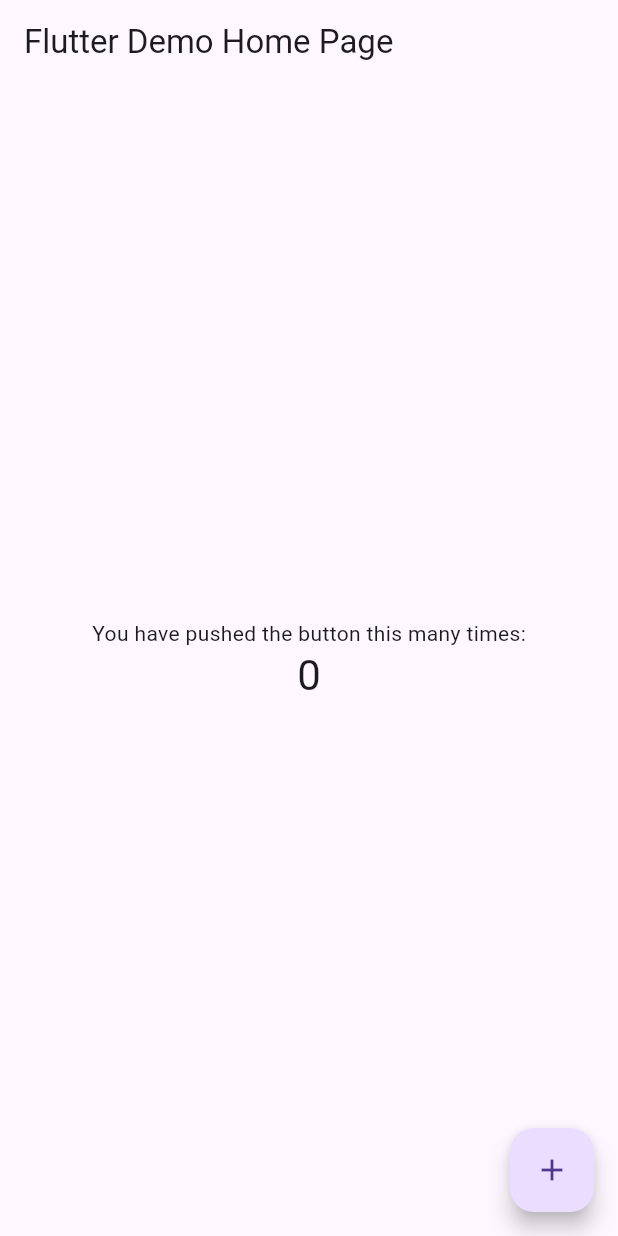
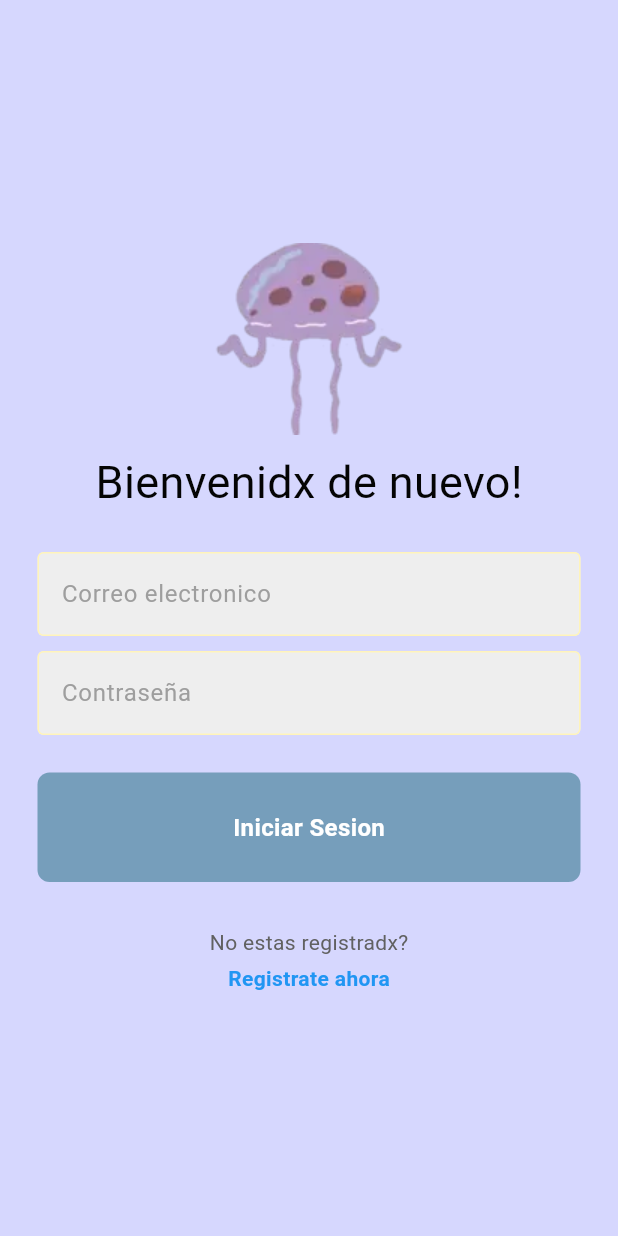
Before and after one commit to inaDAGod/TaskMasterApp, a Flutter app: the screen it shows after launch, on a phone screen of 412 x 824 dp. Run offline on Flutter 3.47's test engine with Material 3 defaults, Android fonts, the phone set to English and light mode, and no system bars.

Commit message:
loginpage front

```diff
--- /dev/null
+++ b/traso/lib/login/loginComponents/my_button.dart
@@ -0,0 +1,32 @@
+import 'package:flutter/material.dart';
+
+class MyButton extends StatelessWidget {
+  final Function()? onTap;
+
+  const MyButton({super.key, required this.onTap});
+
+  @override
+  Widget build(BuildContext context) {
+    return GestureDetector(
+      onTap: onTap,
+      child: Container(
+        padding: const EdgeInsets.all(25),
+        margin: const EdgeInsets.symmetric(horizontal: 25),
+        decoration: BoxDecoration(
+          color: const Color(0xFF769EBB),
+          borderRadius: BorderRadius.circular(8),
+        ),
+        child: const Center(
+          child: Text(
+            "Iniciar Sesion",
+            style: TextStyle(
+              color: Colors.white,
+              fontWeight: FontWeight.bold,
+              fontSize: 16,
+            ),
+          ),
+        ),
+      ),
+    );
+  }
+}
--- /dev/null
+++ b/traso/lib/login/loginComponents/my_textfield.dart
@@ -0,0 +1,36 @@
+import 'package:flutter/material.dart';
+
+class MyTextField extends StatelessWidget {
+  final controller;
+  final String hintText;
+  final bool obscureText;
+
+  const MyTextField({
+    super.key,
+    required this.controller,
+    required this.hintText,
+    required this.obscureText,
+  });
+
+  @override
+  Widget build(BuildContext context) {
+    return Padding(
+      padding: const EdgeInsets.symmetric(horizontal: 25.0),
+      child: TextField(
+        controller: controller,
+        obscureText: obscureText,
+        decoration: InputDecoration(
+            enabledBorder: const OutlineInputBorder(
+              borderSide: BorderSide(color: Color(0xFFFFF4BA)),
+            ),
+            focusedBorder: const OutlineInputBorder(
+              borderSide: BorderSide(color: Color(0xFFFFF4BA)),
+            ),
+            fillColor: Colors.grey.shade200,
+            filled: true,
+            hintText: hintText,
+            hintStyle: TextStyle(color: Colors.grey[500])),
+      ),
+    );
+  }
+}
--- /dev/null
+++ b/traso/lib/login/login_page.dart
@@ -0,0 +1,102 @@
+import 'package:flutter/material.dart';
+
+import 'loginComponents/my_button.dart';
+import 'loginComponents/my_textfield.dart';
+
+
+class LoginPage extends StatelessWidget {
+  LoginPage({super.key});
+
+  // text editing controllers
+  final usernameController = TextEditingController();
+  final passwordController = TextEditingController();
+
+  // sign user in method
+  void signUserIn() {}
+
+  @override
+  Widget build(BuildContext context) {
+    return Scaffold(
+      backgroundColor: const Color(0xFFD6D7FE),
+      body: SafeArea(
+        child: Center(
+          child: Column(
+            mainAxisAlignment: MainAxisAlignment.center,
+            children: [
+
+             Image.asset('lib/images/medusa.webp',
+             ),
+
+              const SizedBox(height: 10),
+
+              // welcome back, you've been missed!
+              const Text(
+                'Bienvenidx de nuevo!',
+                style: TextStyle(
+                  color: Color.fromARGB(255, 4, 4, 4),
+                  fontSize: 30,
+
+                ),
+              ),
+
+              const SizedBox(height: 25),
+
+              // username textfield
+              MyTextField(
+                controller: usernameController,
+                hintText: 'Correo electronico',
+                obscureText: false,
+              ),
+
+              const SizedBox(height: 10),
+
+              // password textfield
+              MyTextField(
+                controller: passwordController,
+                hintText: 'Contraseña',
+                obscureText: true,
+              ),
+
+              const SizedBox(height: 25),
+
+
+
+              // sign in button
+              MyButton(
+                onTap: signUserIn,
+              ),
+
+              const SizedBox(height: 30),
+
+              // not a member? register now
+              Row(
+                mainAxisAlignment: MainAxisAlignment.center,
+                children: [
+                  Text(
+                    'No estas registradx?',
+                    style: TextStyle(color: Colors.grey[700]),
+                  ),
+
+
+                ],
+              ),
+              const SizedBox(height: 4),
+              Row(
+                mainAxisAlignment: MainAxisAlignment.center,
+                children: const [
+                  Text(
+                    'Registrate ahora',
+                    style: TextStyle(
+                      color: Colors.blue,
+                      fontWeight: FontWeight.bold,
+                    ),
+                  ),
+                ],
+              )
+            ],
+          ),
+        ),
+      ),
+    );
+  }
+}
--- a/traso/lib/main.dart
+++ b/traso/lib/main.dart
@@ -1,4 +1,5 @@
 import 'package:flutter/material.dart';
+import 'login/login_page.dart';
 
 void main() {
   runApp(const MyApp());
@@ -7,109 +8,11 @@
 class MyApp extends StatelessWidget {
   const MyApp({super.key});
 
-  // This widget is the root of your application.
   @override
   Widget build(BuildContext context) {
     return MaterialApp(
-      title: 'Flutter Demo',
-      theme: ThemeData(
-        // This is the theme of your application.
-        //
-        // Try running your application with "flutter run". You'll see the
-        // application has a blue toolbar. Then, without quitting the app, try
-        // changing the primarySwatch below to Colors.green and then invoke
-        // "hot reload" (press "r" in the console where you ran "flutter run",
-        // or simply save your changes to "hot reload" in a Flutter IDE).
-        // Notice that the counter didn't reset back to zero; the application
-        // is not restarted.
-        primarySwatch: Colors.blue,
-      ),
-      home: const MyHomePage(title: 'Flutter Demo Home Page'),
+      debugShowCheckedModeBanner: false,
+      home: LoginPage(),
     );
   }
 }
-
-class MyHomePage extends StatefulWidget {
-  const MyHomePage({super.key, required this.title});
-
-  // This widget is the home page of your application. It is stateful, meaning
-  // that it has a State object (defined below) that contains fields that affect
-  // how it looks.
-
-  // This class is the configuration for the state. It holds the values (in this
-  // case the title) provided by the parent (in this case the App widget) and
-  // used by the build method of the State. Fields in a Widget subclass are
-  // always marked "final".
-
-  final String title;
-
-  @override
-  State<MyHomePage> createState() => _MyHomePageState();
-}
-
-class _MyHomePageState extends State<MyHomePage> {
-  int _counter = 0;
-
-  void _incrementCounter() {
-    setState(() {
-      // This call to setState tells the Flutter framework that something has
-      // changed in this State, which causes it to rerun the build method below
-      // so that the display can reflect the updated values. If we changed
-      // _counter without calling setState(), then the build method would not be
-      // called again, and so nothing would appear to happen.
-      _counter++;
-    });
-  }
-
-  @override
-  Widget build(BuildContext context) {
-    // This method is rerun every time setState is called, for instance as done
-    // by the _incrementCounter method above.
-    //
-    // The Flutter framework has been optimized to make rerunning build methods
-    // fast, so that you can just rebuild anything that needs updating rather
-    // than having to individually change instances of widgets.
-    return Scaffold(
-      appBar: AppBar(
-        // Here we take the value from the MyHomePage object that was created by
-        // the App.build method, and use it to set our appbar title.
-        title: Text(widget.title),
-      ),
-      body: Center(
-        // Center is a layout widget. It takes a single child and positions it
-        // in the middle of the parent.
-        child: Column(
-          // Column is also a layout widget. It takes a list of children and
-          // arranges them vertically. By default, it sizes itself to fit its
-          // children horizontally, and tries to be as tall as its parent.
-          //
-          // Invoke "debug painting" (press "p" in the console, choose the
-          // "Toggle Debug Paint" action from the Flutter Inspector in Android
-          // Studio, or the "Toggle Debug Paint" command in Visual Studio Code)
-          // to see the wireframe for each widget.
-          //
-          // Column has various properties to control how it sizes itself and
-          // how it positions its children. Here we use mainAxisAlignment to
-          // center the children vertically; the main axis here is the vertical
-          // axis because Columns are vertical (the cross axis would be
-          // horizontal).
-          mainAxisAlignment: MainAxisAlignment.center,
-          children: <Widget>[
-            const Text(
-              'You have pushed the button this many times:',
-            ),
-            Text(
-              '$_counter',
-              style: Theme.of(context).textTheme.headlineMedium,
-            ),
-          ],
-        ),
-      ),
-      floatingActionButton: FloatingActionButton(
-        onPressed: _incrementCounter,
-        tooltip: 'Increment',
-        child: const Icon(Icons.add),
-      ), // This trailing comma makes auto-formatting nicer for build methods.
-    );
-  }
-}
--- a/traso/pubspec.yaml
+++ b/traso/pubspec.yaml
@@ -59,8 +59,8 @@
   uses-material-design: true
 
   # To add assets to your application, add an assets section, like this:
-  # assets:
-  #   - images/a_dot_burr.jpeg
+  assets:
+    - lib/images/
   #   - images/a_dot_ham.jpeg
 
   # An image asset can refer to one or more resolution-specific "variants", see
```
Also changed, not shown: traso/lib/images/medusa.webp (added).
